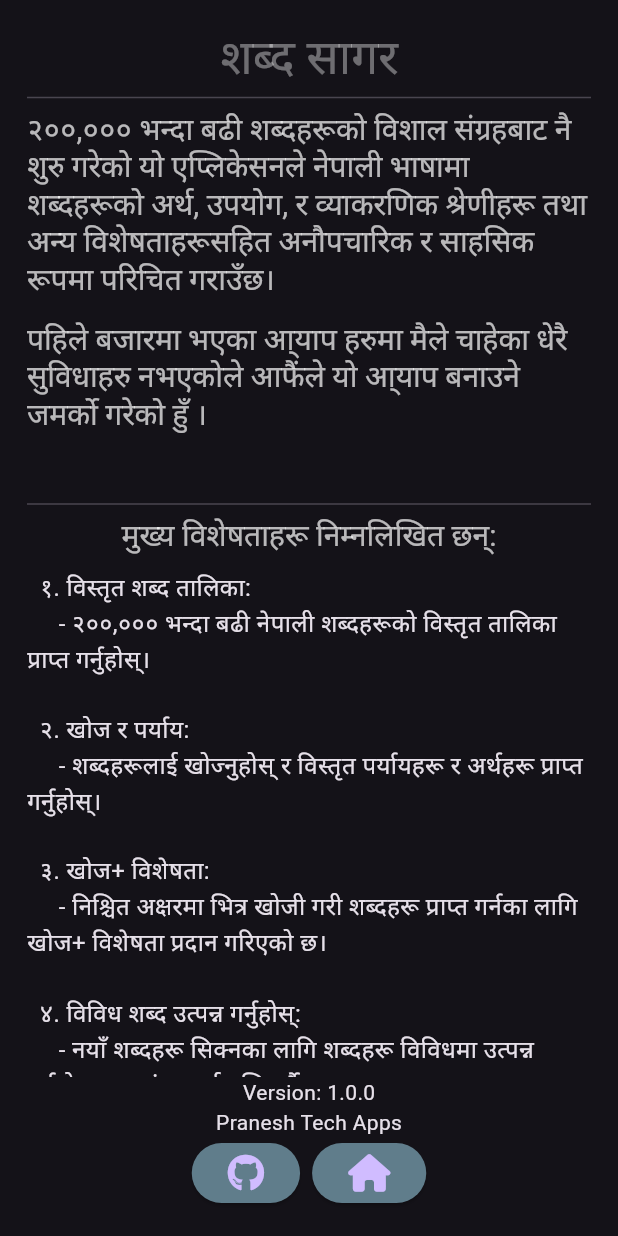
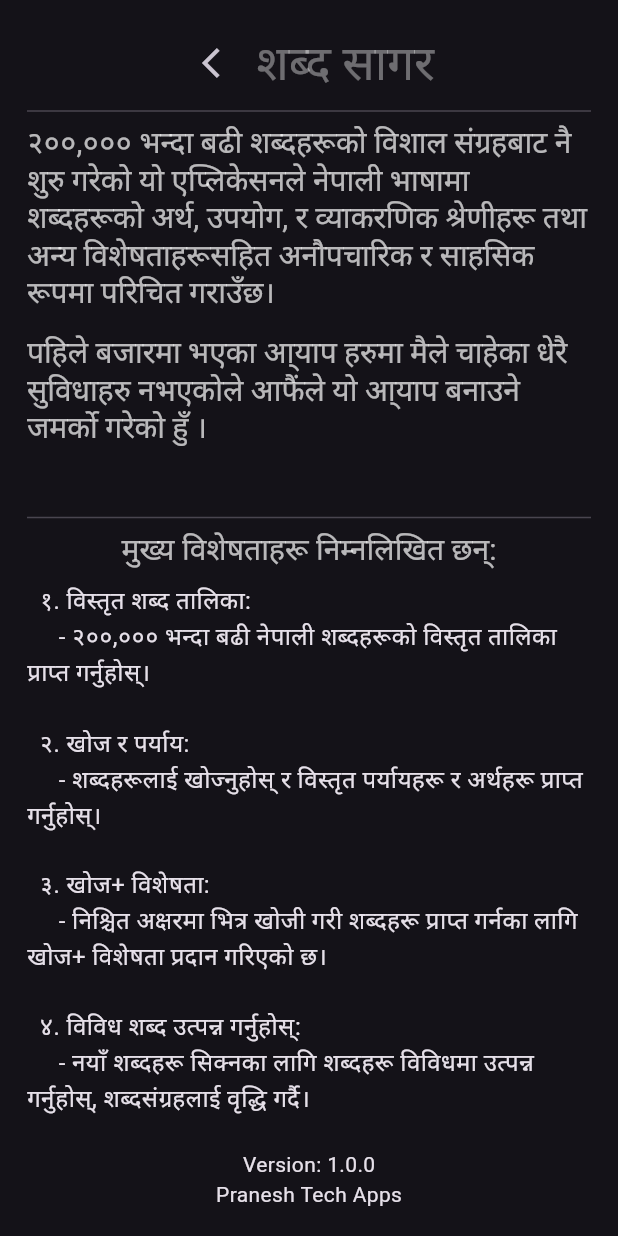
Before and after one commit to praneshp1org/SabdaSagar-Offline-Nepali-Dictionary, a Flutter app: the AboutScreen widget shown alone on an empty page, opened directly, on a phone screen of 412 x 824 dp. Run offline on Flutter 3.47's test engine with Material 3 defaults, Android fonts, the phone set to English and light mode, and no system bars; our stand-ins replace font_awesome_flutter, share_plus, sqflite; accounts and stored records are empty.

Commit message:
fixed the UI

```diff
--- a/lib/screens/about_app.dart
+++ b/lib/screens/about_app.dart
@@ -57,9 +57,20 @@ class AboutScreen extends StatelessWidget {
         child: Column(
           mainAxisAlignment: MainAxisAlignment.center,
           children: [
+            Row(
+              mainAxisAlignment: MainAxisAlignment.center,
+              children: [
+                IconButton(
+                    onPressed: () {
+                      Navigator.pop(context);
+                    },
+                    icon: Icon(Icons.arrow_back_ios)),
+                // Icon(Icons.arrow_back_ios),
                 Text(
                   'शब्द सागर',
                   style: Theme.of(context).textTheme.displayMedium,
+                ),
+              ],
             ),
             Divider(),
             Text(
@@ -132,7 +143,8 @@ class AboutScreen extends StatelessWidget {
 
   @override
   Widget build(BuildContext context) {
-    return Material(
+    return SafeArea(
+      child: Material(
         child: Padding(
           padding: const EdgeInsets.all(18.0),
           child: Column(
@@ -142,10 +154,10 @@ class AboutScreen extends StatelessWidget {
                 children: [
                   Text('Version: 1.0.0'),
                   Text('Pranesh Tech Apps'),
-                Row(
-                  mainAxisAlignment: MainAxisAlignment.center,
-                  children: [githubButton(), homeButton()],
-                )
+                  // Row(
+                  //   mainAxisAlignment: MainAxisAlignment.center,
+                  //   children: [githubButton(), homeButton()],
+                  // )
                 ],
               )
               // Row(
@@ -155,6 +167,7 @@ class AboutScreen extends StatelessWidget {
             ],
           ),
         ),
+      ),
     );
   }
 }
```
Also changed, not shown: lib/screens/dashboard.dart (+52 -16 lines). Lines whose indentation alone changed are shown as unchanged.
